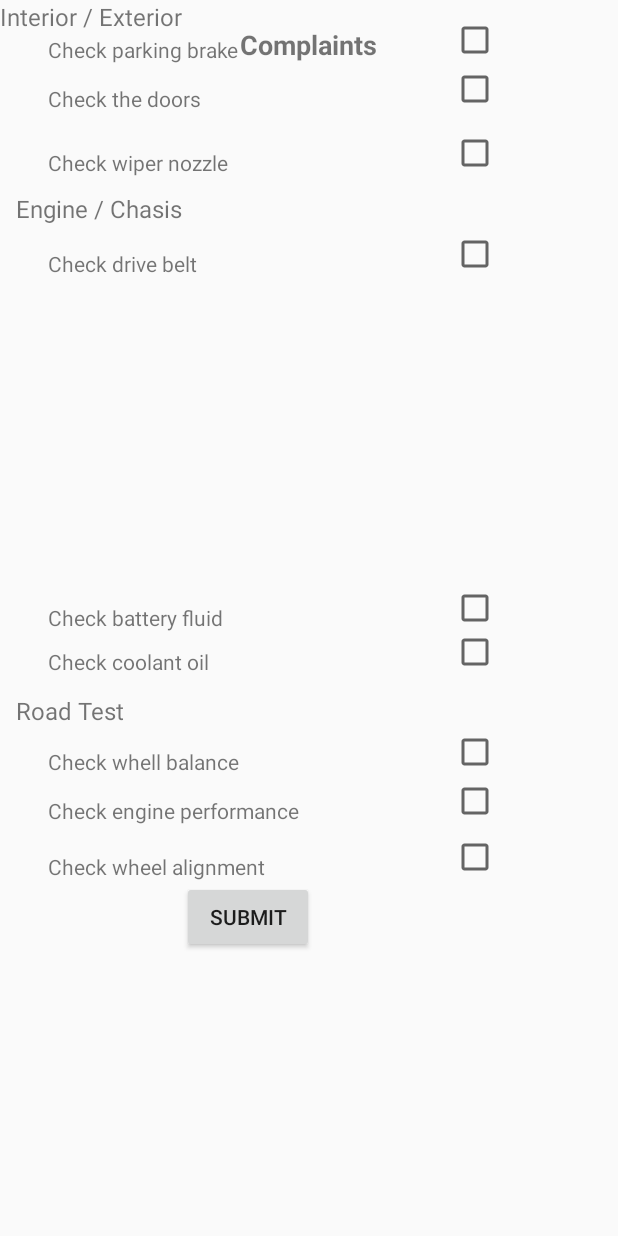
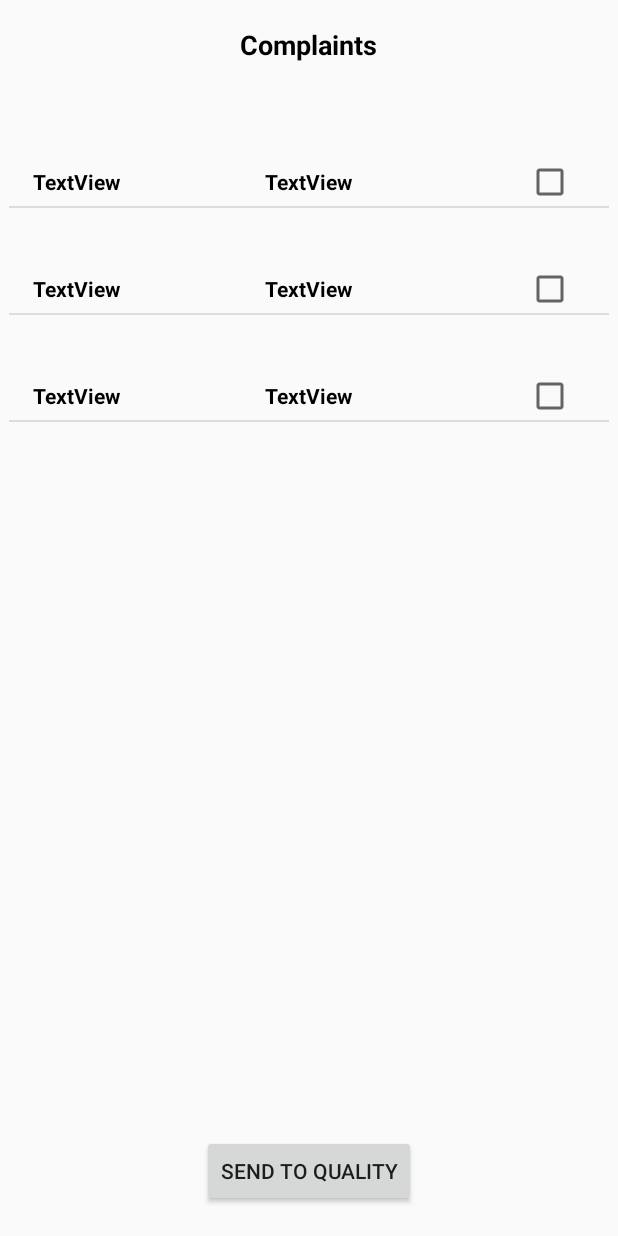
Before and after one commit to eteks/serapp, an Android app: the layout complaints.xml on its own in the app's theme, with its tools: preview values and no code run, on a phone screen of 412 x 824 dp. Run offline under Robolectric (Android 15) with nearby library versions, the phone set to English and light mode, and no system bars.

Commit message:
Complaints ,ListAdapter,vehicle,checkable_list_layout

```diff
--- a/app/src/main/java/com/example/user/mahindra/UsersAuth.java
+++ b/app/src/main/java/com/example/user/mahindra/UsersAuth.java
@@ -14,6 +14,4 @@ public class UsersAuth {
     @com.google.gson.annotations.SerializedName("usertype")
     public String usertype;
 
-
-
 }
--- /dev/null
+++ b/app/src/main/res/layout/checkable_list_layout.xml
@@ -0,0 +1,44 @@
+<?xml version="1.0" encoding="utf-8"?>
+<RelativeLayout xmlns:android="http://schemas.android.com/apk/res/android"
+    android:layout_width="match_parent"
+    android:layout_height="match_parent"
+    android:layout_marginRight="5dp"
+    android:orientation="vertical"
+    android:weightSum="1">
+
+    <CheckBox
+        android:id="@+id/checkBox4"
+        android:layout_width="wrap_content"
+        android:layout_height="wrap_content"
+        android:layout_marginEnd="23dp"
+        android:layout_marginTop="38dp"
+        android:layout_alignParentTop="true"
+        android:layout_alignParentEnd="true" />
+
+    <TextView
+        android:id="@+id/textView18"
+        android:layout_width="wrap_content"
+        android:layout_height="wrap_content"
+        android:layout_alignBaseline="@+id/textView19"
+        android:layout_alignBottom="@+id/textView19"
+        android:layout_alignParentStart="true"
+        android:layout_marginStart="16dp"
+        android:text="TextView"
+        android:textColor="@android:color/black"
+        android:textSize="14sp"
+        android:textStyle="bold" />
+
+    <TextView
+        android:id="@+id/textView19"
+        android:layout_width="wrap_content"
+        android:layout_height="wrap_content"
+        android:layout_alignBaseline="@+id/checkBox4"
+        android:layout_alignBottom="@+id/checkBox4"
+        android:layout_centerHorizontal="true"
+        android:text="TextView"
+        android:textAlignment="textStart"
+        android:textColor="@android:color/black"
+        android:textSize="14sp"
+        android:textStyle="bold" />
+
+</RelativeLayout>
--- a/app/src/main/res/layout/complaints.xml
+++ b/app/src/main/res/layout/complaints.xml
@@ -6,7 +6,6 @@
     android:layout_height="match_parent"
     tools:context="com.example.user.mahindra.Complaints"
     >
-
 
     <TextView
         android:id="@+id/textView5"
@@ -17,195 +16,27 @@
         android:layout_marginTop="17dp"
         android:text="Complaints"
         android:textAlignment="center"
+        android:textColor="@android:color/black"
         android:textSize="18sp"
         android:textStyle="bold" />
+    <ListView
+        android:id="@+id/listViewToDo"
+        android:layout_width="match_parent"
+        android:layout_height="wrap_content"
+        tools:listitem="@layout/checkable_list_layout"
+        android:padding="6dip"
+        android:layout_above="@+id/re_service"
+        android:layout_marginBottom="49dp"
+        android:layout_below="@+id/textView5"
+        android:layout_marginTop="19dp">
 
-    <TextView
-        android:id="@+id/textView15"
+    </ListView>
+    <Button
+        android:id="@+id/re_service"
         android:layout_width="wrap_content"
         android:layout_height="wrap_content"
-        android:text="Interior / Exterior"
-        android:textSize="16sp"
-        />
-
-    <TextView
-        android:id="@+id/textView16"
-        android:layout_width="wrap_content"
-        android:layout_height="wrap_content"
-        android:layout_marginTop="23dp"
-        android:text="Check parking brake"
-
-        android:layout_marginStart="32dp" />
-
-    <TextView
-        android:id="@+id/textView18"
-        android:layout_width="wrap_content"
-        android:layout_height="wrap_content"
-        android:layout_marginTop="13dp"
-        android:text="Check the doors"
-        android:layout_below="@+id/textView16"
-        android:layout_alignStart="@+id/textView16" />
-
-    <TextView
-        android:id="@+id/textView19"
-        android:layout_width="wrap_content"
-        android:layout_height="wrap_content"
-        android:layout_alignStart="@+id/textView18"
-        android:layout_below="@+id/textView18"
-        android:layout_marginTop="23dp"
-        android:text="Check wiper nozzle" />
-
-    <TextView
-        android:id="@+id/textView20"
-        android:layout_width="wrap_content"
-        android:layout_height="wrap_content"
-        android:layout_marginTop="10dp"
-        android:text="Engine / Chasis"
-        android:textSize="16sp"
-        android:layout_below="@+id/textView19"
-        android:layout_alignEnd="@+id/textView15" />
-
-    <TextView
-        android:id="@+id/textView21"
-        android:layout_width="wrap_content"
-        android:layout_height="wrap_content"
-        android:layout_alignStart="@+id/textView19"
-        android:layout_below="@+id/textView20"
-        android:layout_marginTop="16dp" />
-
-    <TextView
-        android:id="@+id/textView22"
-        android:layout_width="wrap_content"
-        android:layout_height="wrap_content"
-        android:layout_alignTop="@+id/textView21"
-        android:layout_toEndOf="@+id/textView21"
-        android:text="Check drive belt" />
-
-    <TextView
-        android:id="@+id/textView23"
-        android:layout_width="wrap_content"
-        android:layout_height="wrap_content"
-        android:text="Check battery fluid"
-        android:layout_centerVertical="true"
-        android:layout_toEndOf="@+id/textView21" />
-
-    <TextView
-        android:id="@+id/textView24"
-        android:layout_width="wrap_content"
-        android:layout_height="wrap_content"
-        android:layout_marginTop="10dp"
-        android:text="Check coolant oil"
-        android:layout_below="@+id/textView23"
-        android:layout_alignStart="@+id/textView23" />
-
-    <TextView
-        android:id="@+id/textView26"
-        android:layout_width="wrap_content"
-        android:layout_height="wrap_content"
-        android:layout_marginTop="12dp"
-        android:text="Road Test"
-        android:textSize="16sp"
-        android:layout_below="@+id/textView24"
-        android:layout_alignStart="@+id/textView20" />
-
-    <TextView
-        android:id="@+id/textView27"
-        android:layout_width="wrap_content"
-        android:layout_height="wrap_content"
-        android:layout_alignStart="@+id/textView24"
-        android:layout_below="@+id/textView26"
-        android:layout_marginTop="13dp"
-        android:text="Check whell balance" />
-
-    <TextView
-        android:id="@+id/textView28"
-        android:layout_width="wrap_content"
-        android:layout_height="wrap_content"
-        android:layout_marginTop="13dp"
-        android:text="Check engine performance"
-        android:layout_below="@+id/textView27"
-        android:layout_toEndOf="@+id/textView21" />
-
-    <TextView
-        android:id="@+id/textView29"
-        android:layout_width="wrap_content"
-        android:layout_height="wrap_content"
-        android:text="Check wheel alignment"
-        android:layout_below="@+id/textView28"
-        android:layout_toEndOf="@+id/textView21"
-        android:layout_marginTop="18dp" />
-
-    <CheckBox
-        android:id="@+id/checkBox"
-        android:layout_width="wrap_content"
-        android:layout_height="wrap_content"
-        android:layout_alignBottom="@+id/textView16"
-        android:layout_toEndOf="@+id/textView5"
-        android:layout_marginStart="49dp" />
-
-    <CheckBox
-        android:id="@+id/checkBox2"
-        android:layout_width="wrap_content"
-        android:layout_height="wrap_content"
-        android:layout_above="@+id/textView19"
-        android:layout_alignStart="@+id/checkBox" />
-
-    <CheckBox
-        android:id="@+id/checkBox3"
-        android:layout_width="wrap_content"
-        android:layout_height="wrap_content"
-        android:layout_alignBottom="@+id/textView19"
-        android:layout_alignStart="@+id/checkBox2" />
-
-    <CheckBox
-        android:id="@+id/checkBox4"
-        android:layout_width="wrap_content"
-        android:layout_height="wrap_content"
-        android:layout_alignBottom="@+id/textView22"
-        android:layout_alignStart="@+id/checkBox3" />
-
-    <CheckBox
-        android:id="@+id/checkBox5"
-        android:layout_width="wrap_content"
-        android:layout_height="wrap_content"
-        android:layout_alignBottom="@+id/textView23"
-        android:layout_alignStart="@+id/checkBox4" />
-
-    <CheckBox
-        android:id="@+id/checkBox6"
-        android:layout_width="wrap_content"
-        android:layout_height="wrap_content"
-        android:layout_alignBottom="@+id/textView24"
-        android:layout_alignStart="@+id/checkBox5" />
-
-    <CheckBox
-        android:id="@+id/checkBox7"
-        android:layout_width="wrap_content"
-        android:layout_height="wrap_content"
-        android:layout_above="@+id/textView28"
-        android:layout_alignStart="@+id/checkBox6" />
-
-    <CheckBox
-        android:id="@+id/checkBox8"
-        android:layout_width="wrap_content"
-        android:layout_height="wrap_content"
-        android:layout_alignBottom="@+id/textView28"
-        android:layout_alignStart="@+id/checkBox7" />
-
-    <CheckBox
-        android:id="@+id/checkBox9"
-        android:layout_width="wrap_content"
-        android:layout_height="wrap_content"
-        android:layout_alignBottom="@+id/textView29"
-        android:layout_alignStart="@+id/checkBox8" />
-
-    <Button
-        android:id="@+id/services"
-        android:layout_width="wrap_content"
-        android:layout_height="wrap_content"
-        android:text="Submit"
-        android:layout_below="@+id/textView29"
-        android:layout_toEndOf="@+id/textView20"
-        />
-
+        android:layout_alignParentBottom="true"
+        android:layout_centerHorizontal="true"
+        android:layout_marginBottom="19dp"
+        android:text="Send To Quality" />
 </RelativeLayout>
```
Also changed, not shown: app/src/main/java/com/example/user/mahindra/Complaints.java (+281 -14 lines), app/src/main/java/com/example/user/mahindra/ListAdapter.java (added, +67 -0 lines), app/src/main/java/com/example/user/mahindra/MainActivity.java (+14 -14 lines), app/src/main/java/com/example/user/mahindra/complaint.java (added, +52 -0 lines), app/src/main/java/com/example/user/mahindra/vehicle_complaint.java (added, +52 -0 lines).
